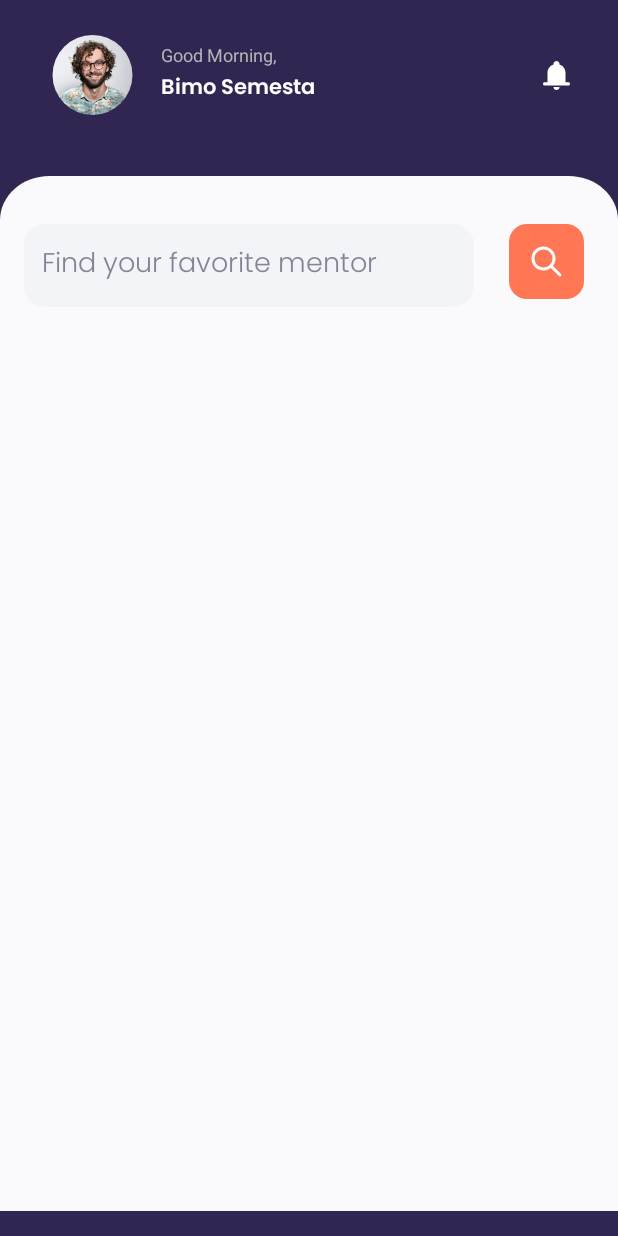
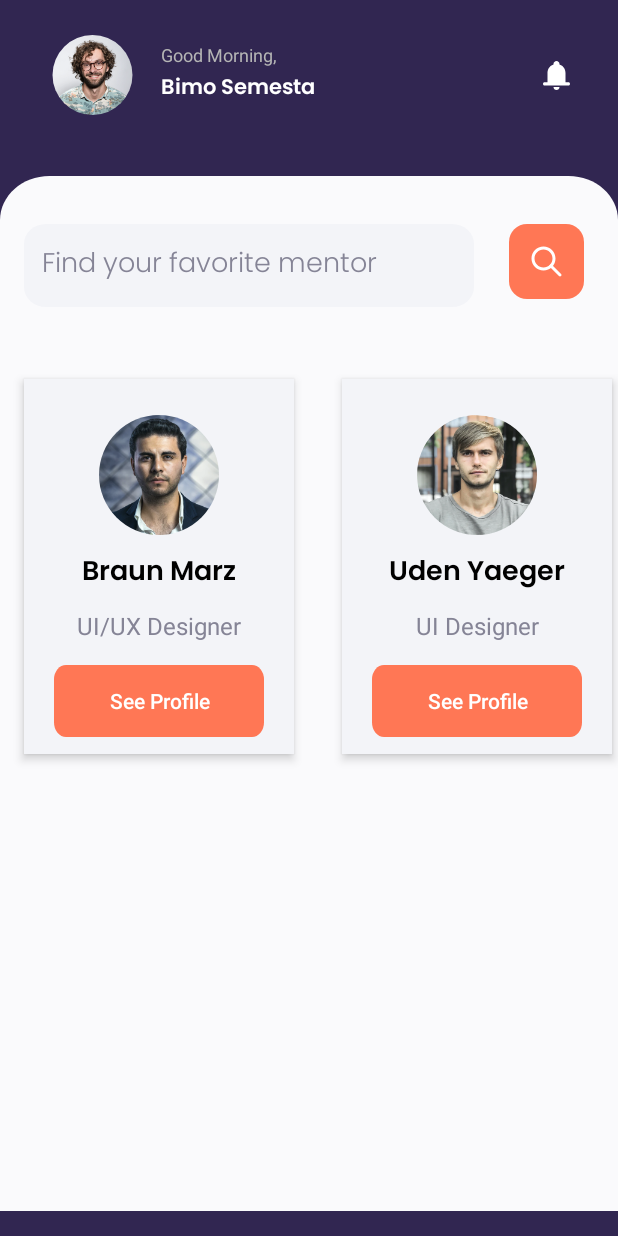
Before and after one commit to indrasz/Mentor_Profile, an Android app: the screen it shows after launch (MainActivity), on a phone screen of 412 x 824 dp. Run offline under Robolectric (Android 15) with nearby library versions, the phone set to English and light mode, and no system bars; our stand-ins replace CircleImageView.

Commit message:
add recycler view horizontal implementation

```diff
--- a/app/src/main/java/org/d3if4404/mentoring/adapter/MentorAdapter.kt
+++ b/app/src/main/java/org/d3if4404/mentoring/adapter/MentorAdapter.kt
@@ -1,4 +1,43 @@
 package org.d3if4404.mentoring.adapter
 
-class MentorAdapter {
+import android.view.LayoutInflater
+import android.view.ViewGroup
+import androidx.recyclerview.widget.RecyclerView
+import com.bumptech.glide.Glide
+import org.d3if4404.mentoring.databinding.ItemProfileMentorBinding
+import org.d3if4404.mentoring.model.Mentor
+
+class MentorAdapter(private val listMentor: ArrayList<Mentor>) :
+    RecyclerView.Adapter<MentorAdapter.ListViewMentorHolder>() {
+
+    inner class ListViewMentorHolder(private val binding: ItemProfileMentorBinding) :
+
+        RecyclerView.ViewHolder(binding.root) {
+
+        fun bind(mentor: Mentor){
+            with(binding){
+                Glide.with(this.root)
+                    .load(mentor.images)
+                    .into(binding.ivMentor)
+
+                binding.apply {
+                    tvMentorName.text = mentor.name
+                    tvExperience.text = mentor.experience
+                }
+            }
+        }
+    }
+
+    override fun onCreateViewHolder(parent: ViewGroup, viewType: Int): ListViewMentorHolder =
+        ListViewMentorHolder(
+            ItemProfileMentorBinding.inflate(
+                LayoutInflater.from(parent.context), parent, false
+            )
+        )
+
+    override fun onBindViewHolder(holder: ListViewMentorHolder, position: Int) {
+        holder.bind(listMentor[position])
+    }
+
+    override fun getItemCount(): Int = listMentor.size
 }
--- a/app/src/main/java/org/d3if4404/mentoring/model/Mentor.kt
+++ b/app/src/main/java/org/d3if4404/mentoring/model/Mentor.kt
@@ -4,6 +4,6 @@ data class Mentor(
     val name: String?,
     val experience: String?,
     val workplace: String?,
-    val review: Int?,
+    val review: String?,
     val images: Int
 )
--- a/app/src/main/java/org/d3if4404/mentoring/views/MainActivity.kt
+++ b/app/src/main/java/org/d3if4404/mentoring/views/MainActivity.kt
@@ -1,8 +1,13 @@
 package org.d3if4404.mentoring.views
 
+import android.annotation.SuppressLint
 import androidx.appcompat.app.AppCompatActivity
 import android.os.Bundle
+import androidx.recyclerview.widget.LinearLayoutManager
+import org.d3if4404.mentoring.R
+import org.d3if4404.mentoring.adapter.MentorAdapter
 import org.d3if4404.mentoring.databinding.ActivityMainBinding
+import org.d3if4404.mentoring.model.Mentor
 
 class MainActivity : AppCompatActivity() {
     private lateinit var binding: ActivityMainBinding
@@ -10,6 +15,36 @@ class MainActivity : AppCompatActivity() {
         super.onCreate(savedInstanceState)
         binding = ActivityMainBinding.inflate(layoutInflater)
         setContentView(binding.root)
+
+        displayListMentor()
+    }
+
+    @SuppressLint("Recycle")
+    private fun displayListMentor(){
+        val listMentor = ArrayList<Mentor>()
+        val images = resources.obtainTypedArray(R.array.mentor_image)
+        val name = resources.getStringArray(R.array.mentor_name)
+        val experience = resources.getStringArray(R.array.mentor_experience)
+        val workplace = resources.getStringArray(R.array.mentor_workplace)
+        val review = resources.getStringArray(R.array.mentor_review)
+
+        for(pos in name.indices){
+            listMentor.add(
+                Mentor(
+                    name = name[pos],
+                    experience = experience[pos],
+                    workplace = workplace[pos],
+                    review = review[pos],
+                    images = images.getResourceId(pos, -1)
+                )
+            )
+        }
+
+        binding.rvListMentor.apply {
+            layoutManager = LinearLayoutManager(this@MainActivity, LinearLayoutManager.HORIZONTAL, false)
+            adapter = MentorAdapter(listMentor)
+            setHasFixedSize(true)
+        }
     }
 
 }
--- /dev/null
+++ b/app/src/main/res/drawable/bg_button_see_profile.xml
@@ -0,0 +1,9 @@
+<vector xmlns:android="http://schemas.android.com/apk/res/android"
+    android:width="140dp"
+    android:height="40dp"
+    android:viewportWidth="140"
+    android:viewportHeight="40">
+  <path
+      android:pathData="M8,0L132,0A8,8 0,0 1,140 8L140,32A8,8 0,0 1,132 40L8,40A8,8 0,0 1,0 32L0,8A8,8 0,0 1,8 0z"
+      android:fillColor="#FF7755"/>
+</vector>
--- a/app/src/main/res/layout/activity_main.xml
+++ b/app/src/main/res/layout/activity_main.xml
@@ -60,6 +60,7 @@
                 android:layout_width="wrap_content"
                 android:layout_height="wrap_content"
                 android:layout_marginEnd="32dp"
+                android:clickable="true"
                 app:layout_constraintBottom_toBottomOf="parent"
                 app:layout_constraintEnd_toEndOf="parent"
                 app:layout_constraintTop_toTopOf="parent"
@@ -103,6 +104,7 @@
                 android:layout_width="wrap_content"
                 android:layout_height="wrap_content"
                 android:layout_marginTop="32dp"
+                android:clickable="true"
                 android:background="@android:color/transparent"
                 android:contentDescription="@string/button_search"
                 android:src="@drawable/ic_btn_search"
@@ -110,9 +112,17 @@
                 app:layout_constraintStart_toEndOf="@+id/editText"
                 app:layout_constraintTop_toTopOf="parent" />
 
+            <androidx.recyclerview.widget.RecyclerView
+                android:id="@+id/rvListMentor"
+                android:layout_width="match_parent"
+                android:layout_height="300dp"
+                android:layout_marginTop="32dp"
+                tools:listitem="@layout/item_profile_mentor"
+                app:layout_constraintEnd_toEndOf="parent"
+                app:layout_constraintStart_toStartOf="parent"
+                app:layout_constraintTop_toBottomOf="@+id/editText" />
 
         </androidx.constraintlayout.widget.ConstraintLayout>
-
 
     </LinearLayout>
 
--- a/app/src/main/res/layout/custom_action_bar.xml
+++ /dev/null
@@ -1,57 +0,0 @@
-<?xml version="1.0" encoding="utf-8"?>
-<androidx.appcompat.widget.Toolbar xmlns:android="http://schemas.android.com/apk/res/android"
-    xmlns:app="http://schemas.android.com/apk/res-auto"
-    android:id="@+id/toolbarCustom"
-    android:layout_width="match_parent"
-    android:layout_height="100dp"
-    app:title="@string/profile_name"
-    app:subtitle="@string/greeting"
-    android:background="@null">
-
-    <androidx.constraintlayout.widget.ConstraintLayout
-        android:layout_width="match_parent"
-        android:layout_height="match_parent">
-
-        <de.hdodenhof.circleimageview.CircleImageView
-            android:id="@+id/circleImageView"
-            android:layout_width="50dp"
-            android:layout_height="50dp"
-            android:src="@drawable/profile"
-            app:layout_constraintBottom_toBottomOf="parent"
-            app:layout_constraintStart_toStartOf="parent"
-            app:layout_constraintTop_toTopOf="parent" />
-
-        <TextView
-            android:id="@+id/textView"
-            android:layout_width="wrap_content"
-            android:layout_height="wrap_content"
-            android:layout_marginStart="16dp"
-            android:layout_marginTop="28dp"
-            android:text="@string/greeting"
-            app:layout_constraintStart_toEndOf="@+id/circleImageView"
-            app:layout_constraintTop_toTopOf="parent" />
-
-        <TextView
-            android:layout_width="wrap_content"
-            android:layout_height="wrap_content"
-            android:layout_marginStart="16dp"
-            android:layout_marginBottom="16dp"
-            android:fontFamily="@font/poppins_semibold"
-            android:text="@string/profile_name"
-            app:layout_constraintBottom_toBottomOf="parent"
-            app:layout_constraintStart_toEndOf="@+id/circleImageView"
-            app:layout_constraintTop_toBottomOf="@+id/textView" />
-
-        <ImageView
-            android:id="@+id/imageView"
-            android:layout_width="wrap_content"
-            android:layout_height="wrap_content"
-            android:layout_marginEnd="24dp"
-            app:layout_constraintBottom_toBottomOf="parent"
-            app:layout_constraintEnd_toEndOf="parent"
-            app:layout_constraintTop_toTopOf="parent"
-            app:srcCompat="@drawable/ic_notification" />
-
-    </androidx.constraintlayout.widget.ConstraintLayout>
-
-</androidx.appcompat.widget.Toolbar>
--- /dev/null
+++ b/app/src/main/res/layout/item_profile_mentor.xml
@@ -0,0 +1,70 @@
+<?xml version="1.0" encoding="utf-8"?>
+<LinearLayout xmlns:android="http://schemas.android.com/apk/res/android"
+    xmlns:app="http://schemas.android.com/apk/res-auto"
+    xmlns:tools="http://schemas.android.com/tools"
+    android:layout_width="180dp"
+    android:layout_height="250dp"
+    android:layout_margin="16dp"
+    android:clickable="true"
+    android:elevation="4dp"
+    android:focusable="true"
+    android:background="@color/grey_200"
+    app:layout_constraintCircleRadius="12dp">
+
+    <androidx.constraintlayout.widget.ConstraintLayout
+        android:layout_width="match_parent"
+        android:layout_height="match_parent">
+
+        <de.hdodenhof.circleimageview.CircleImageView
+            android:id="@+id/ivMentor"
+            android:layout_width="80dp"
+            android:layout_height="80dp"
+            android:layout_marginTop="24dp"
+            app:layout_constraintEnd_toEndOf="parent"
+            app:layout_constraintStart_toStartOf="parent"
+            app:layout_constraintTop_toTopOf="parent"
+            tools:src="@mipmap/ic_launcher_round" />
+
+        <TextView
+            android:id="@+id/tvMentorName"
+            android:layout_width="wrap_content"
+            android:layout_height="wrap_content"
+            android:layout_marginTop="10dp"
+            android:textSize="18sp"
+            android:fontFamily="@font/poppins_semibold"
+            android:textColor="@color/black"
+            android:text="@string/mentor_name"
+            app:layout_constraintEnd_toEndOf="parent"
+            app:layout_constraintStart_toStartOf="parent"
+            app:layout_constraintTop_toBottomOf="@+id/ivMentor" />
+
+        <TextView
+            android:id="@+id/tvExperience"
+            android:layout_width="wrap_content"
+            android:layout_height="wrap_content"
+            android:layout_marginTop="8dp"
+            android:text="@string/experience"
+            android:textSize="16sp"
+            android:textColor="@color/grey_500"
+            app:layout_constraintEnd_toEndOf="parent"
+            app:layout_constraintStart_toStartOf="parent"
+            app:layout_constraintTop_toBottomOf="@+id/tvMentorName" />
+
+        <Button
+            android:id="@+id/btnSeeProfile"
+            android:layout_width="wrap_content"
+            android:layout_height="wrap_content"
+            android:layout_marginTop="4dp"
+            android:background="@drawable/bg_button_see_profile"
+            android:textColor="@color/white"
+            android:text="@string/see_profile"
+            android:textAllCaps="false"
+            android:clickable="true"
+            app:layout_constraintBottom_toBottomOf="parent"
+            app:layout_constraintEnd_toEndOf="parent"
+            app:layout_constraintStart_toStartOf="parent"
+            app:layout_constraintTop_toBottomOf="@+id/tvExperience" />
+
+    </androidx.constraintlayout.widget.ConstraintLayout>
+
+</LinearLayout>
--- a/app/src/main/res/values/colors.xml
+++ b/app/src/main/res/values/colors.xml
@@ -9,6 +9,7 @@
     <color name="white">#FFFFFFFF</color>
     <color name="bg_action_bar">#312651</color>
     <color name="grey">#B5B5B5</color>
+    <color name="grey_200">#F3F4F8</color>
     <color name="grey_500">#858496</color>
 
 </resources>
--- a/app/src/main/res/values/strings.xml
+++ b/app/src/main/res/values/strings.xml
@@ -5,4 +5,37 @@
     <string name="hint_search_input">Find your favorite mentor</string>
     <string name="button_search">button_search</string>
     <string name="search_input">search input</string>
+    <string name="see_profile">See Profile</string>
+    <string name="experience">UI/UX Designer, Google</string>
+    <string name="mentor_name">Braun Marz</string>
+
+    <string-array name="mentor_name">
+        <item>Braun Marz</item>
+        <item>Uden Yaeger</item>
+        <item>Mira Yokz</item>
+    </string-array>
+
+    <string-array name="mentor_experience">
+        <item>UI/UX Designer</item>
+        <item>UI Designer</item>
+        <item>UI Designer</item>
+    </string-array>
+
+    <string-array name="mentor_workplace">
+        <item>Google</item>
+        <item>Gojek</item>
+        <item>Facebook</item>
+    </string-array>
+
+    <string-array name="mentor_review">
+        <item>9</item>
+        <item>14</item>
+        <item>13</item>
+    </string-array>
+
+    <string-array name="mentor_image">
+        <item>@drawable/mentor1</item>
+        <item>@drawable/mentor2</item>
+        <item>@drawable/mentor3</item>
+    </string-array>
 </resources>
```
Also changed, not shown: 5 other files.
